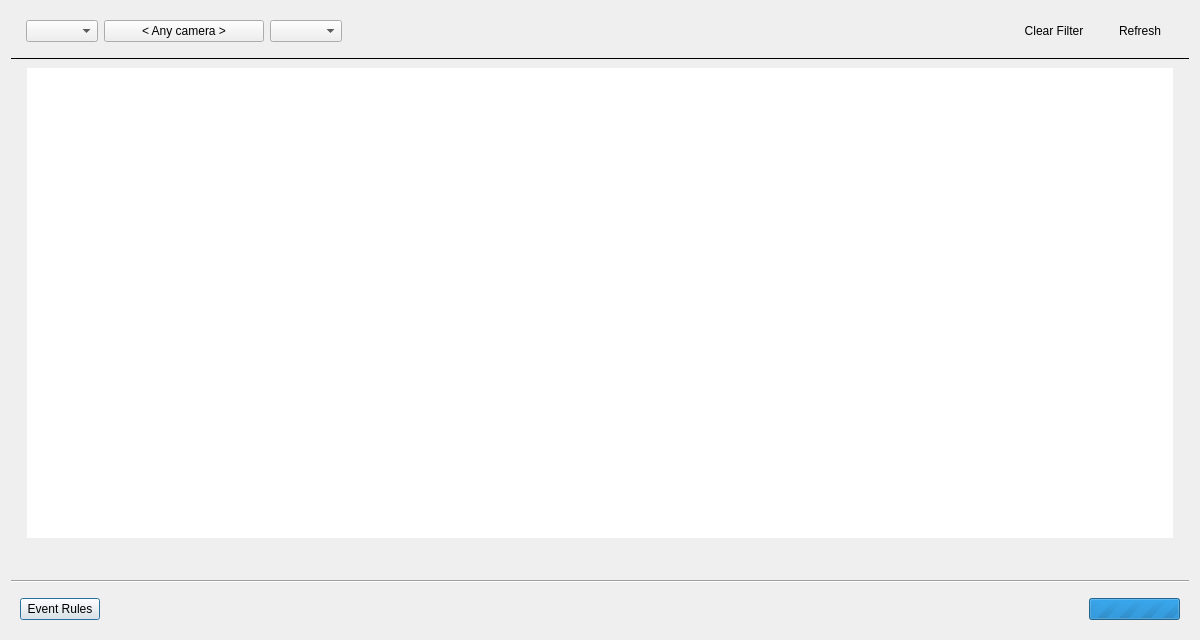
Above: client/libclient/src/ui/dialogs/event_log_dialog.ui from networkoptix/nx_open before the change. Below: the same form after it.
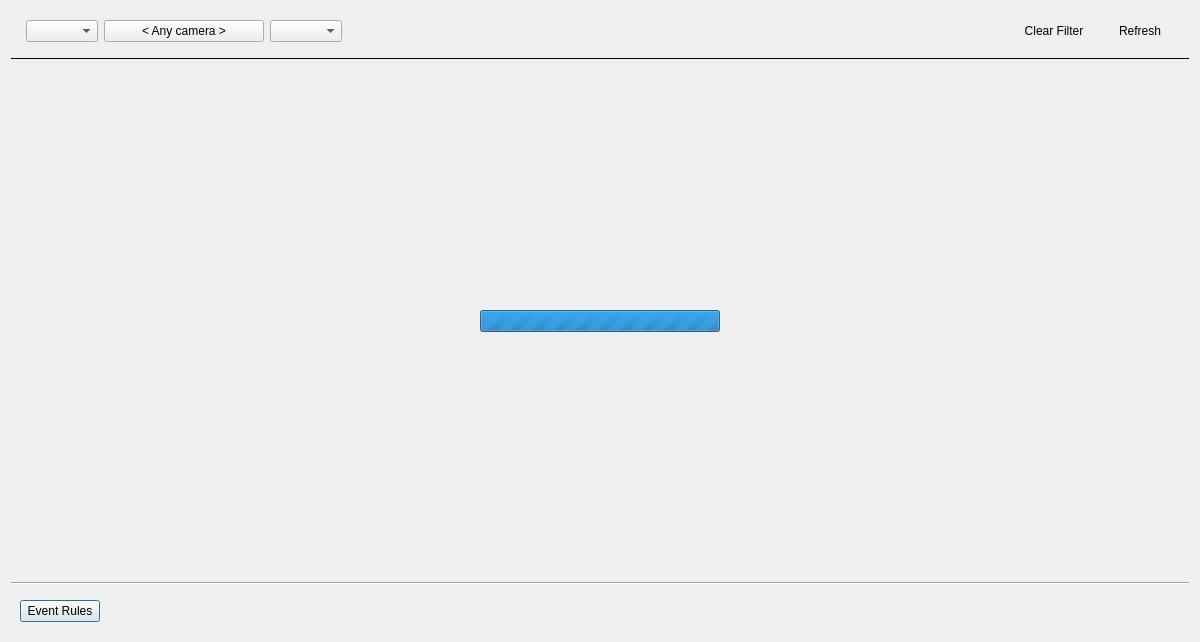
That is the form after the change. The open tabs and pages were chosen to show the change. Custom widgets are drawn as their Qt base class.

Commit message:
VMS-3924: Progress loaders in big table dialogs style
<==== Mercurial data ====>
Branch: dev_3.0.0_gui

Patch:
```diff
--- a/client/libclient/src/ui/dialogs/event_log_dialog.ui
+++ b/client/libclient/src/ui/dialogs/event_log_dialog.ui
@@ -7,7 +7,7 @@
     <x>0</x>
     <y>0</y>
     <width>1200</width>
-    <height>640</height>
+    <height>642</height>
    </rect>
   </property>
   <property name="windowTitle">
@@ -184,6 +184,36 @@
        </item>
       </layout>
      </widget>
+     <widget class="QWidget" name="progressPage">
+      <layout class="QVBoxLayout" name="verticalLayout_4">
+       <item>
+        <layout class="QHBoxLayout" name="horizontalLayout">
+         <item>
+          <widget class="QProgressBar" name="loadingProgressBar">
+           <property name="sizePolicy">
+            <sizepolicy hsizetype="Fixed" vsizetype="Fixed">
+             <horstretch>0</horstretch>
+             <verstretch>0</verstretch>
+            </sizepolicy>
+           </property>
+           <property name="minimumSize">
+            <size>
+             <width>240</width>
+             <height>0</height>
+            </size>
+           </property>
+           <property name="maximum">
+            <number>0</number>
+           </property>
+           <property name="value">
+            <number>-1</number>
+           </property>
+          </widget>
+         </item>
+        </layout>
+       </item>
+      </layout>
+     </widget>
     </widget>
    </item>
    <item>
@@ -216,22 +246,6 @@
         </property>
        </spacer>
       </item>
-      <item>
-       <widget class="QProgressBar" name="loadingProgressBar">
-        <property name="sizePolicy">
-         <sizepolicy hsizetype="Fixed" vsizetype="Fixed">
-          <horstretch>0</horstretch>
-          <verstretch>0</verstretch>
-         </sizepolicy>
-        </property>
-        <property name="maximum">
-         <number>0</number>
-        </property>
-        <property name="value">
-         <number>-1</number>
-        </property>
-       </widget>
-      </item>
      </layout>
     </widget>
    </item>
```
The commit also changes 3 other files.
